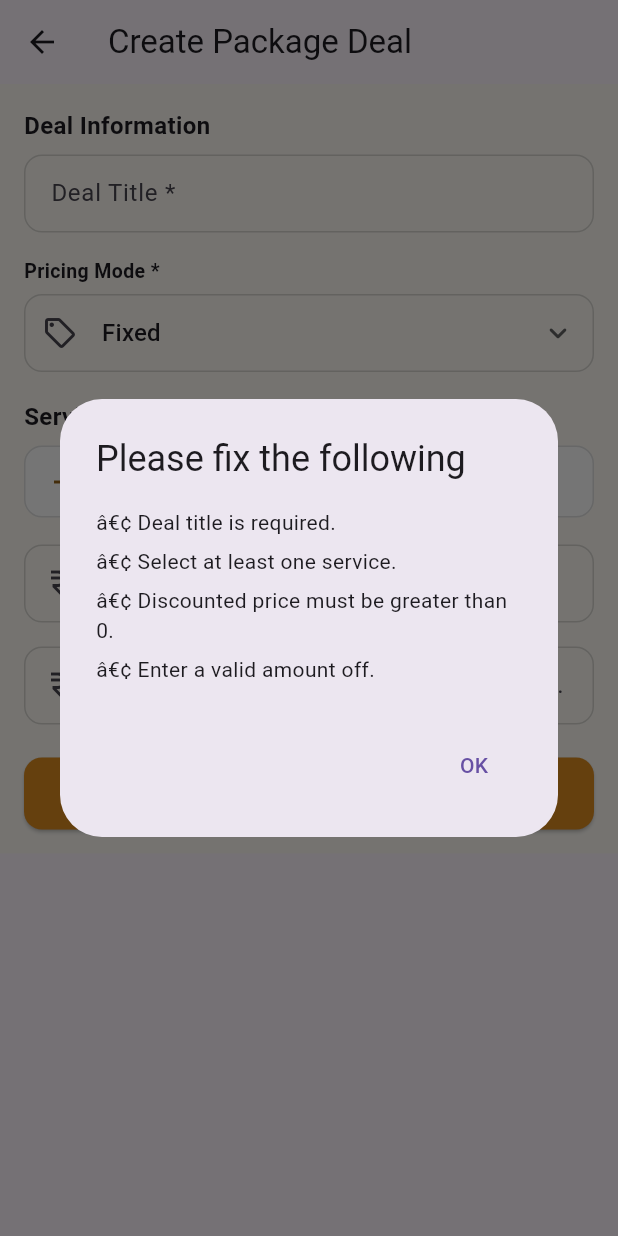
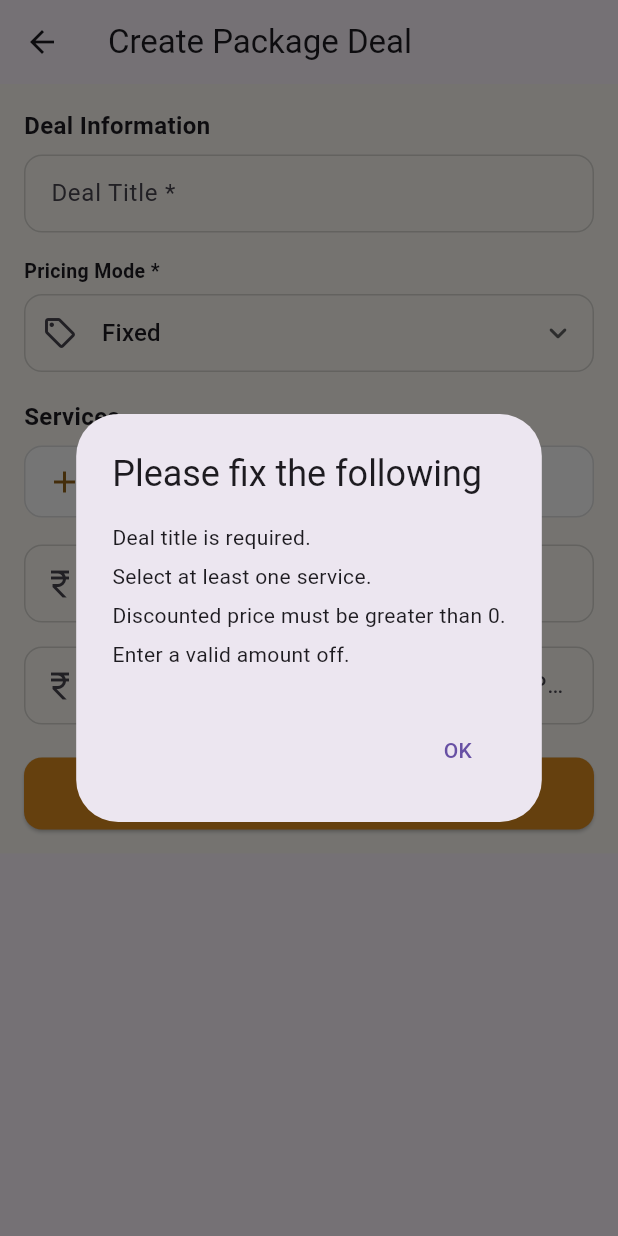
Before and after one commit to Mdkaifee/Glowante_onboarding_latest, a Flutter app: the AddDealsScreen screen opened directly with empty values, after a tap on "Add Packages", on a phone screen of 412 x 824 dp. Run offline on Flutter 3.47's test engine with Material 3 defaults, Android fonts, the phone set to English and light mode, and no system bars; our stand-ins replace flutter_bloc, flutter_dotenv, geocoding, geolocator, image_picker, shared_preferences; missing offline and left inert: aws_s3_api, flutter_google_places_sdk; accounts and stored records are empty.

```diff
--- a/lib/screens/Adddeals.dart
+++ b/lib/screens/Adddeals.dart
@@ -186,7 +186,7 @@ class _AddDealsScreenState extends State<AddDealsScreen> {
               .map(
                 (message) => Padding(
                   padding: const EdgeInsets.only(bottom: 6),
-                  child: Text('â€¢ ' + message),
+                  child: Text(message),
                 ),
               )
               .toList(),
```
